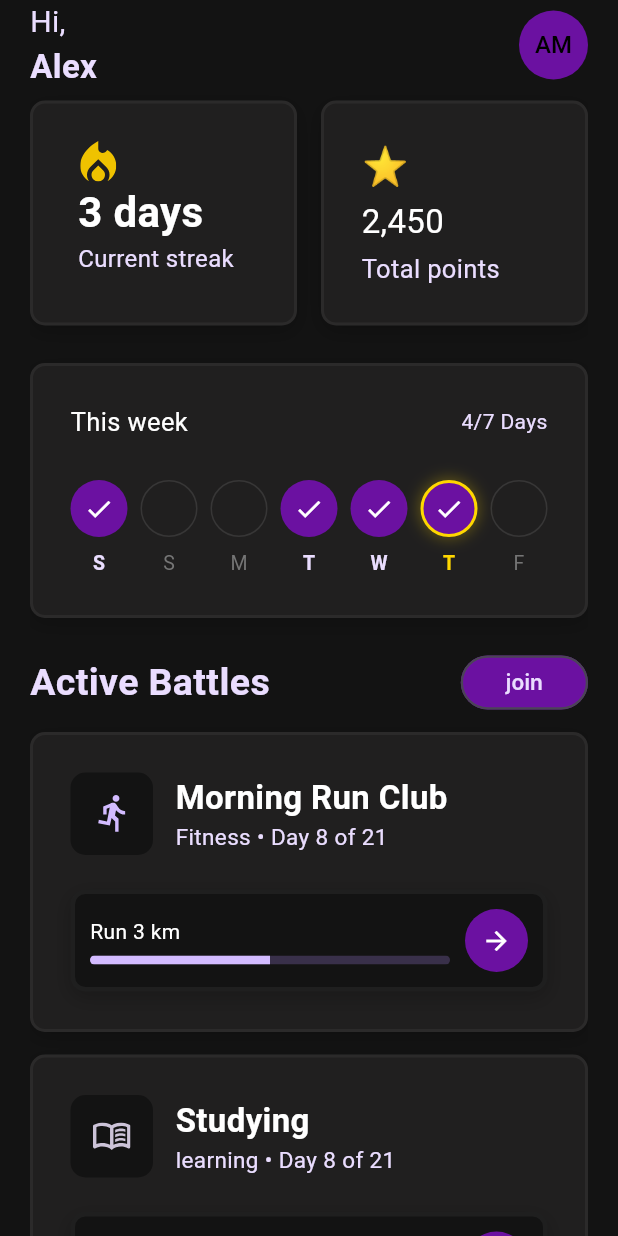
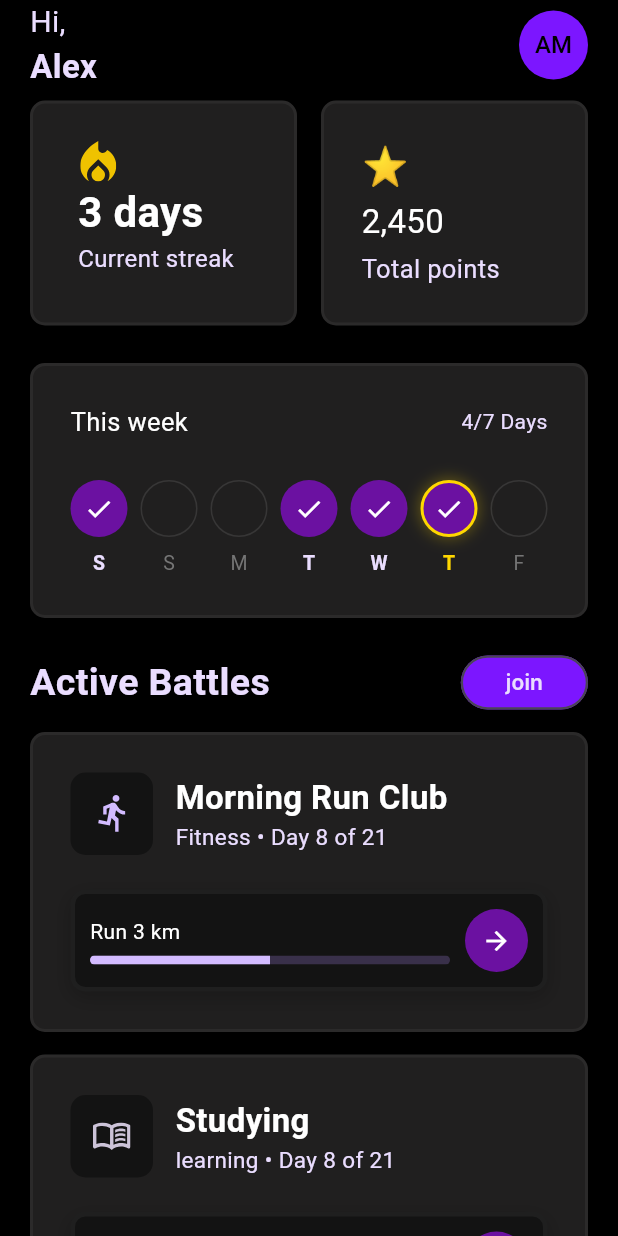
Before and after one commit to zeinawael735/Streak-Battle, a Flutter app: the HomeScreen screen opened directly, on a phone screen of 412 x 824 dp. Run offline on Flutter 3.47's test engine with Material 3 defaults, Android fonts, the phone set to English and light mode, and no system bars; our stand-ins replace cloud_firestore, firebase_auth, firebase_core, flutter_bloc, flutter_local_notifications, flutter_secure_storage and 6 more; accounts and stored records are empty; Roboto replaces fonts that are missing (Inter, Manrope).

Commit message:
remove background color

```diff
--- a/lib/features/home/view/screens/home_screen.dart
+++ b/lib/features/home/view/screens/home_screen.dart
@@ -2,6 +2,7 @@ import 'package:flutter/material.dart';
 import 'package:flutter_svg/svg.dart';
 import 'package:streak_battle/core/constants/app_assets.dart';
 import 'package:streak_battle/core/constants/app_color_style.dart';
+import 'package:streak_battle/core/theme/theme.dart';
 import 'package:streak_battle/features/home/view/widgets/Next_up_card.dart';
 import 'package:streak_battle/features/home/view/widgets/active_battles_card.dart';
 import 'package:streak_battle/features/home/view/widgets/home_card.dart';
@@ -15,7 +16,6 @@ class HomeScreen extends StatelessWidget {
   @override
   Widget build(BuildContext context) {
     return Scaffold(
-      backgroundColor: AppColorStyle.scaffoldBackgroundColor,
       body: SafeArea(
         child: Padding(
           padding: const EdgeInsets.symmetric(horizontal: 20),
@@ -35,7 +35,7 @@ class HomeScreen extends StatelessWidget {
                           "Hi,",
                           style: TextStyle(
                             fontSize: 20,
-                            color: AppColorStyle.primaryText,
+                            color: AppColors.textPrimary,
                           ),
                         ),
                         Text(
@@ -43,13 +43,13 @@ class HomeScreen extends StatelessWidget {
                           style: TextStyle(
                             fontSize: 22,
                             fontWeight: FontWeight.bold,
-                            color: AppColorStyle.primaryText,
+                            color: AppColors.textPrimary,
                           ),
                         ),
                       ],
                     ),
                     CircleAvatar(
-                      backgroundColor: AppColorStyle.primaryViolet,
+                      backgroundColor: AppColors.primary,
                       radius: 23,
                       child: Text("AM"),
                     ),
@@ -90,7 +90,7 @@ class HomeScreen extends StatelessWidget {
                                   "Current streak",
                                   style: TextStyle(
                                     fontSize: 16,
-                                    color: AppColorStyle.primaryText,
+                                    color: AppColors.textPrimary,
                                   ),
                                 ),
                               ],
@@ -116,7 +116,7 @@ class HomeScreen extends StatelessWidget {
                                   "Total points",
                                   style: TextStyle(
                                     fontSize: 17,
-                                    color: AppColorStyle.primaryText,
+                                    color: AppColors.textPrimary,
                                   ),
                                 ),
                               ],
@@ -151,7 +151,7 @@ class HomeScreen extends StatelessWidget {
                                     Text(
                                       "4/7 Days",
                                       style: TextStyle(
-                                        color: AppColorStyle.primaryText,
+                                        color: AppColors.textPrimary,
                                       ),
                                     ),
                                   ],
@@ -178,17 +178,17 @@ class HomeScreen extends StatelessWidget {
                       "Active Battles",
                       style: TextStyle(
                         fontSize: 25,
-                        color: AppColorStyle.primaryText,
+                        color: AppColors.textPrimary,
                         fontWeight: FontWeight.bold,
                       ),
                     ),
                     ElevatedButton(
                       onPressed: () {
-                        Navigator.pushNamed(context, AppRoutes.createBattle);
+                        Navigator.pushNamed(context, AppRoutes.joinBattle);
                       },
                       style: ElevatedButton.styleFrom(
-                        backgroundColor: AppColorStyle.primaryViolet,
-                        foregroundColor: AppColorStyle.primaryText,
+                        backgroundColor: AppColors.primary,
+                        foregroundColor: AppColors.textPrimary,
                         elevation: 0,
                         padding: const EdgeInsets.symmetric(
                           horizontal: 30,
@@ -226,7 +226,7 @@ class HomeScreen extends StatelessWidget {
                   "Next Up",
                   style: TextStyle(
                     fontSize: 25,
-                    color: AppColorStyle.primaryText,
+                    color: AppColors.textPrimary,
                     fontWeight: FontWeight.bold,
                   ),
                 ),
```
